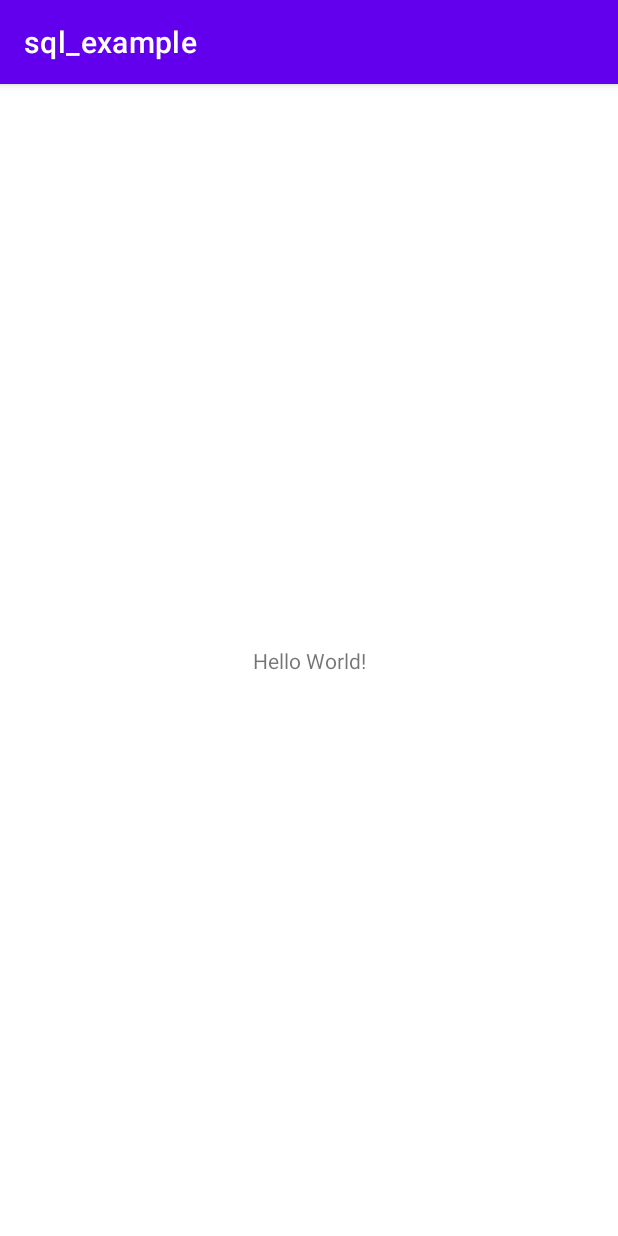
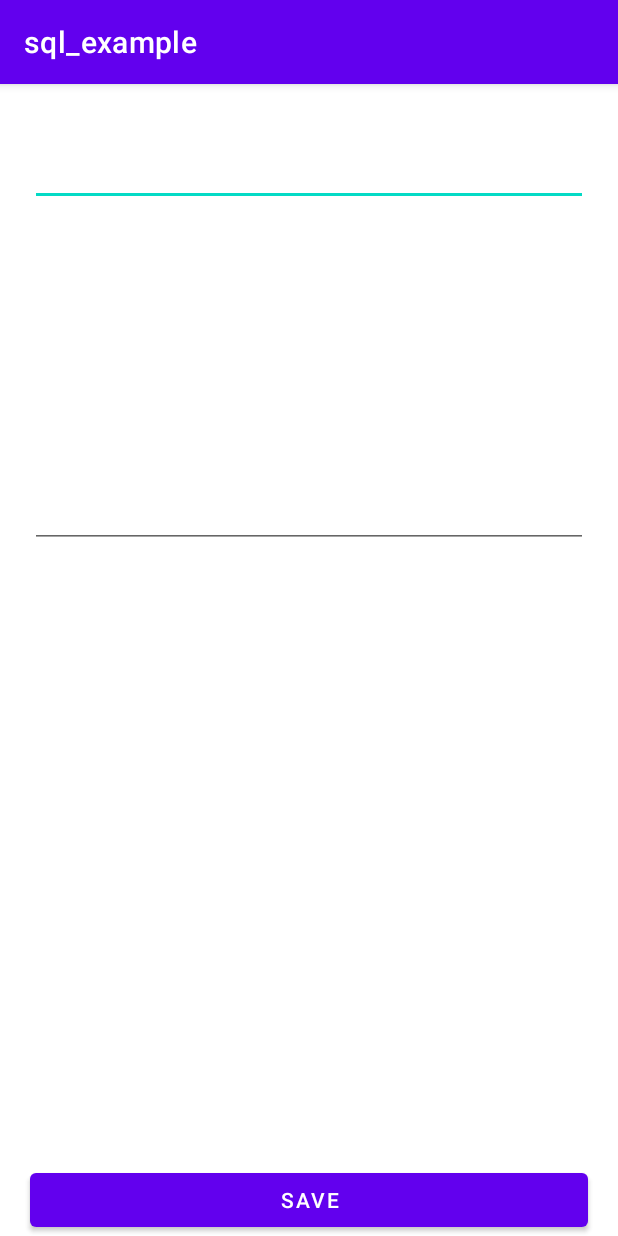
Before and after one commit to RomaChernerga/sql_example, an Android app: the screen it shows after launch (MainActivity), on a phone screen of 412 x 824 dp. Run offline under Robolectric (Android 15) with nearby library versions, the phone set to English and light mode, and no system bars.

```diff
--- /dev/null
+++ b/app/src/main/java/com/example/sql_example/data/MyDbHelper.kt
@@ -0,0 +1,18 @@
+package com.example.sql_example.data
+
+import android.content.Context
+import android.database.sqlite.SQLiteDatabase
+import android.database.sqlite.SQLiteOpenHelper
+
+class MyDbHelper(context: Context)
+    : SQLiteOpenHelper(context, MyDataBaseNameClass.DATABASE_NAME, null, MyDataBaseNameClass.DATABASE_VERSION) {
+    override fun onCreate(db: SQLiteDatabase?) {
+        db?.execSQL(MyDataBaseNameClass.CREATE_TABLE)
+    }
+
+    override fun onUpgrade(db: SQLiteDatabase?, p1: Int, p2: Int) {
+        db?.execSQL(MyDataBaseNameClass.SQL_DELETE_TABLE)
+        onCreate(db)
+    }
+
+}
--- a/app/src/main/res/layout/activity_main.xml
+++ b/app/src/main/res/layout/activity_main.xml
@@ -6,13 +6,50 @@
     android:layout_height="match_parent"
     tools:context=".MainActivity">
 
+    <EditText
+        android:id="@+id/editTextTitle"
+        android:layout_width="0dp"
+        android:layout_height="wrap_content"
+        android:layout_marginLeft="20dp"
+        android:layout_marginTop="36dp"
+        android:layout_marginRight="20dp"
+        android:gravity="center"
+        app:layout_constraintHorizontal_bias="0.0"
+        app:layout_constraintLeft_toLeftOf="parent"
+        app:layout_constraintRight_toRightOf="parent"
+        app:layout_constraintTop_toTopOf="parent"
+         />
+
+    <EditText
+        android:id="@+id/edTextContent"
+        android:layout_width="0dp"
+        android:layout_height="200dp"
+        android:layout_marginTop="28dp"
+        android:gravity="top"
+        android:inputType="textMultiLine"
+        app:layout_constraintEnd_toEndOf="@+id/editTextTitle"
+        app:layout_constraintStart_toStartOf="@+id/editTextTitle"
+        app:layout_constraintTop_toBottomOf="@+id/editTextTitle" />
+
     <TextView
-        android:layout_width="wrap_content"
+        android:id="@+id/tViewTest"
+        android:layout_width="0dp"
+        android:layout_height="0dp"
+        app:layout_constraintBottom_toTopOf="@+id/onClickSave"
+        app:layout_constraintEnd_toEndOf="@+id/edTextContent"
+        app:layout_constraintStart_toStartOf="@+id/edTextContent"
+        app:layout_constraintTop_toBottomOf="@+id/edTextContent"
+        app:layout_constraintVertical_bias="0.364" />
+
+    <Button
+        android:id="@+id/onClickSave"
+        android:layout_width="0dp"
         android:layout_height="wrap_content"
-        android:text="Hello World!"
+        android:onClick="onClick"
+        android:text="save"
         app:layout_constraintBottom_toBottomOf="parent"
-        app:layout_constraintEnd_toEndOf="parent"
-        app:layout_constraintStart_toStartOf="parent"
-        app:layout_constraintTop_toTopOf="parent" />
+        app:layout_constraintEnd_toEndOf="@+id/tViewTest"
+        app:layout_constraintStart_toStartOf="@+id/tViewTest" />
+
 
 </androidx.constraintlayout.widget.ConstraintLayout>
```
Also changed, not shown: app/src/main/java/com/example/sql_example/MainActivity.kt (+33 -0 lines), app/src/main/java/com/example/sql_example/data/MyDataBaseNameClass.kt (added, +18 -0 lines), app/src/main/java/com/example/sql_example/data/MyDbManager.kt (added, +39 -0 lines).
